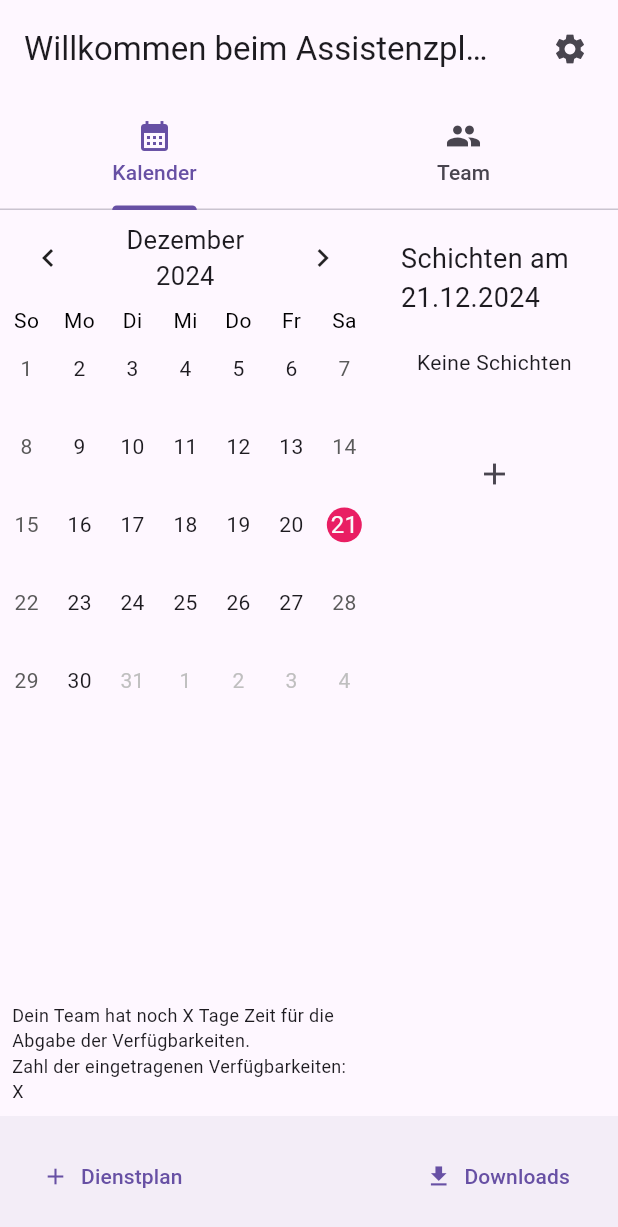
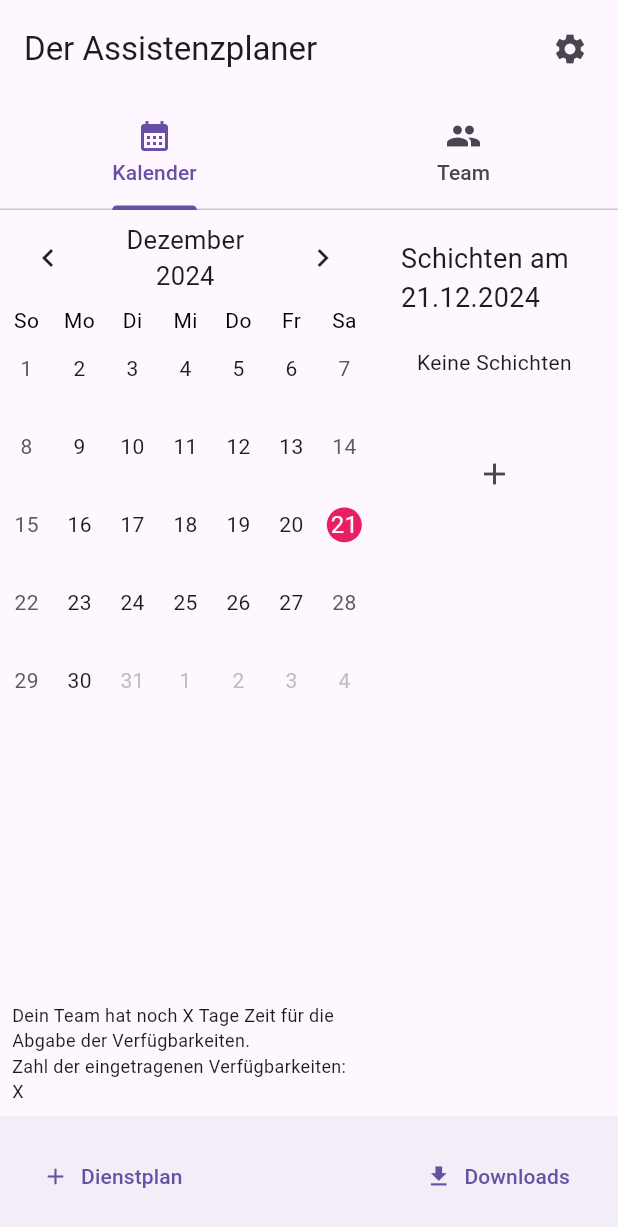
Before and after one commit to annikalenneper/der_assistenzplaner, a Flutter app: the screen it shows after launch, on a phone screen of 412 x 824 dp. Shown: the top 1227 px of the screen. Run offline on Flutter 3.47's test engine with Material 3 defaults, Android fonts, the phone set to English and light mode, and no system bars; drawn by our look-alikes of table_calendar; our stand-ins replace font_awesome_flutter, hive, hive_flutter, shared_preferences; accounts and stored records are empty.

Commit message:
update app bar title in HomeScreen to 'Der Assistenzplaner'

```diff
--- a/lib/main.dart
+++ b/lib/main.dart
@@ -106,7 +106,7 @@ class _HomeScreenState extends State<HomeScreen> with SingleTickerProviderStateM
     return Scaffold(
       appBar: AppBar(
         toolbarHeight: MediaQuery.of(context).size.height * 0.08,
-        title: Text('Willkommen beim Assistenzplaner'),
+        title: Text('Der Assistenzplaner'),
         actions: [
           Padding(
             padding: const EdgeInsets.all(8.0),
```
